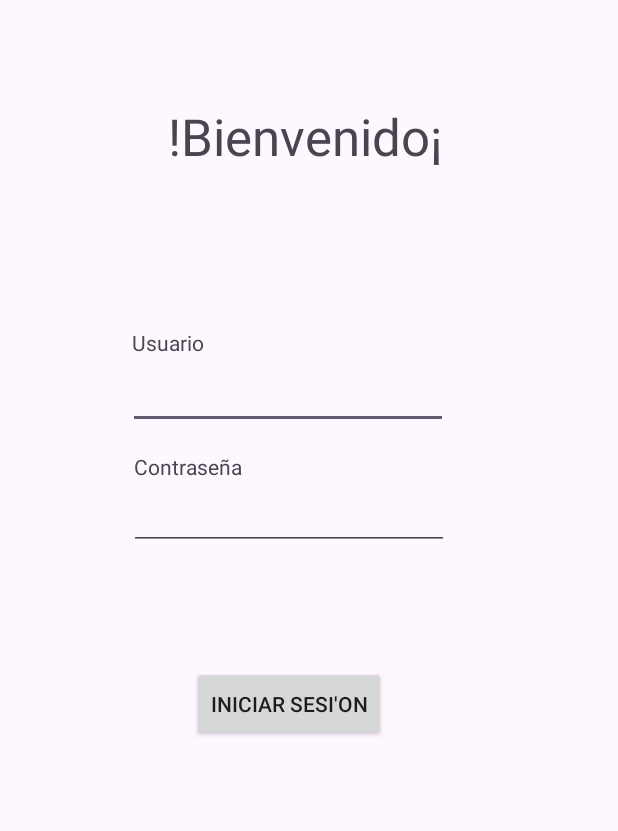
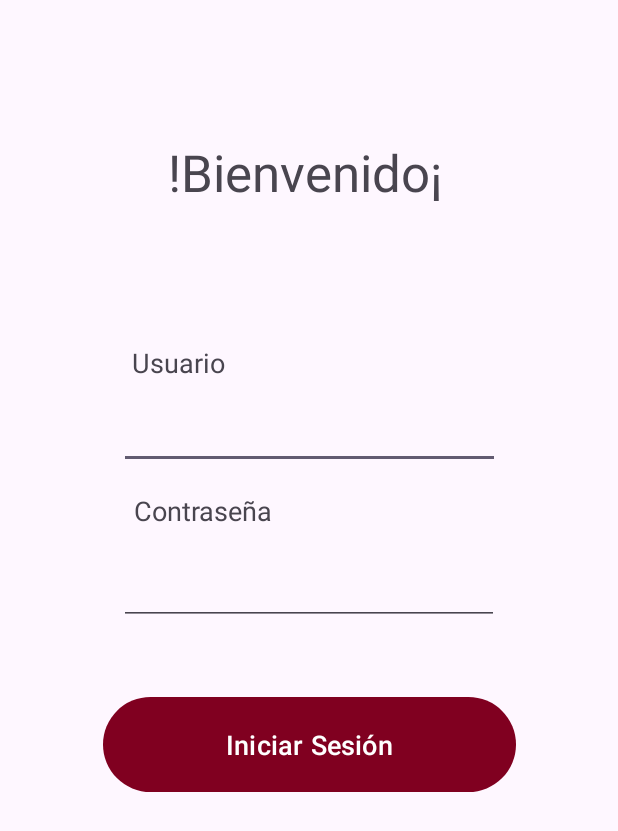
Before and after one commit to UlisesTorres/ProyectoFEPI_5CV1_Equipo3, an Android app built with Jetpack Compose: the screen it shows after launch (MainActivity), on a phone screen of 412 x 824 dp. Shown: the top 831 px of the screen. Run offline under Robolectric (Android 15) with nearby library versions, the phone set to English and light mode, and no system bars.

Commit message:
-Se agrego el uso de Material 3 para la aplicación. -Se renombró y agregó directorios para facil identificación y tambien cumpla el MVP. -Se bloqueo la vista a modo vertical en algunas vistas. -Se cambio el esquema de color de los botones a Guinda. -Ajustes Menores

```diff
--- a/app/src/main/java/com/example/myapplication/Pantalla_Infracciones.kt
+++ b/app/src/main/java/com/example/myapplication/view/infracciones/InfraccionesActivity.kt
@@ -1,11 +1,12 @@
-package com.example.myapplication
+package com.example.myapplication.view.infracciones
 
 import android.os.Bundle
 import android.widget.ArrayAdapter
 import android.widget.Spinner
 import androidx.activity.ComponentActivity
+import com.example.myapplication.R
 
-class Pantalla_Infracciones : ComponentActivity() {
+class InfraccionesActivity : ComponentActivity() {
     override fun onCreate(savedInstanceState: Bundle?) {
         super.onCreate(savedInstanceState)
         setContentView(R.layout.activity_infracciones)
--- /dev/null
+++ b/app/src/main/java/com/example/myapplication/view/main/MainActivity.kt
@@ -0,0 +1,21 @@
+package com.example.myapplication.view.main
+
+import android.content.Intent
+import android.os.Bundle
+import android.widget.Button
+import androidx.activity.ComponentActivity
+import com.example.myapplication.R
+import com.example.myapplication.view.transito.TransitoActivity
+
+class MainActivity : ComponentActivity() {
+    override fun onCreate(savedInstanceState: Bundle?) {
+        super.onCreate(savedInstanceState)
+        setContentView(R.layout.activity_main)
+
+        val btnIS = findViewById<Button>(R.id.btnIniciarSesion)
+        btnIS.setOnClickListener {
+            val intent = Intent(this, TransitoActivity::class.java)
+            startActivity(intent)
+        }
+    }
+}
--- a/app/src/main/res/layout/activity_main.xml
+++ b/app/src/main/res/layout/activity_main.xml
@@ -1,61 +1,75 @@
 <?xml version="1.0" encoding="utf-8"?>
 <androidx.constraintlayout.widget.ConstraintLayout xmlns:android="http://schemas.android.com/apk/res/android"
     xmlns:app="http://schemas.android.com/apk/res-auto"
+    xmlns:tools="http://schemas.android.com/tools"
     android:id="@+id/relativeLayout"
     android:layout_width="match_parent"
     android:layout_height="match_parent">
 
 
-    <Button
-        android:id="@+id/btnInfracciones"
-        android:layout_width="129dp"
-        android:layout_height="50dp"
-        android:layout_marginStart="128dp"
-        android:layout_marginTop="444dp"
-        android:text="Iniciar Sesi'on"
+    <com.google.android.material.button.MaterialButton
+        android:id="@+id/btnIniciarSesion"
+        android:layout_width="275dp"
+        android:layout_height="71dp"
+        android:layout_marginStart="68dp"
+        android:layout_marginTop="44dp"
+        android:layout_marginEnd="68dp"
+        android:text="@string/iniciar_sesion"
+        android:textSize="18sp"
+        app:layout_constraintEnd_toEndOf="parent"
         app:layout_constraintStart_toStartOf="parent"
-        app:layout_constraintTop_toTopOf="parent" />
+        app:layout_constraintTop_toBottomOf="@+id/editTextTextPassword" />
 
     <TextView
         android:id="@+id/textView"
         android:layout_width="wrap_content"
         android:layout_height="wrap_content"
         android:layout_marginStart="112dp"
-        android:layout_marginTop="68dp"
-        android:text="!Bienvenido¡"
+        android:layout_marginTop="92dp"
+        android:text="@string/bienvenido"
         android:textAppearance="@style/TextAppearance.AppCompat.Display1"
         app:layout_constraintStart_toStartOf="parent"
         app:layout_constraintTop_toTopOf="parent" />
 
     <EditText
         android:id="@+id/editTextText"
-        android:layout_width="wrap_content"
-        android:layout_height="wrap_content"
-        android:layout_marginStart="85dp"
+        android:layout_width="254dp"
+        android:layout_height="48dp"
+        android:layout_marginStart="88dp"
         android:layout_marginTop="127dp"
+        android:layout_marginEnd="88dp"
+        android:autofillHints=""
         android:ems="10"
         android:inputType="text"
+        app:layout_constraintEnd_toEndOf="parent"
         app:layout_constraintStart_toStartOf="parent"
-        app:layout_constraintTop_toBottomOf="@+id/textView" />
+        app:layout_constraintTop_toBottomOf="@+id/textView"
+        tools:ignore="LabelFor" />
 
     <EditText
         android:id="@+id/editTextTextPassword"
-        android:layout_width="wrap_content"
-        android:layout_height="wrap_content"
-        android:layout_marginStart="86dp"
-        android:layout_marginTop="35dp"
+        android:layout_width="253dp"
+        android:layout_height="48dp"
+        android:layout_marginStart="88dp"
+        android:layout_marginTop="56dp"
+        android:layout_marginEnd="88dp"
+        android:autofillHints=""
         android:ems="10"
         android:inputType="textPassword"
+        android:singleLine="true"
+        app:layout_constraintEnd_toEndOf="parent"
         app:layout_constraintStart_toStartOf="parent"
-        app:layout_constraintTop_toBottomOf="@+id/editTextText" />
+        app:layout_constraintTop_toBottomOf="@+id/editTextText"
+        tools:ignore="LabelFor" />
 
     <TextView
         android:id="@+id/textView2"
-        android:layout_width="wrap_content"
-        android:layout_height="wrap_content"
+        android:layout_width="73dp"
+        android:layout_height="22dp"
         android:layout_marginStart="88dp"
-        android:layout_marginTop="105dp"
-        android:text="Usuario"
+        android:layout_marginTop="92dp"
+        android:text="@string/usuario"
+        android:textSize="18sp"
         app:layout_constraintStart_toStartOf="parent"
         app:layout_constraintTop_toBottomOf="@+id/textView" />
 
@@ -65,7 +79,8 @@
         android:layout_height="wrap_content"
         android:layout_marginStart="89dp"
         android:layout_marginTop="15dp"
-        android:text="Contraseña"
+        android:text="@string/contrase_a"
+        android:textSize="18sp"
         app:layout_constraintStart_toStartOf="parent"
         app:layout_constraintTop_toBottomOf="@+id/editTextText" />
 
--- /dev/null
+++ b/app/src/main/res/values-night/themes.xml
@@ -0,0 +1,18 @@
+<?xml version="1.0" encoding="utf-8"?>
+<resources>
+    <color name="guinda">#B03A4A</color> <!-- más claro para fondo oscuro -->
+    <color name="on_guinda">#FFFFFF</color>
+
+    <style name="Theme.MyApplication"
+        parent="Theme.Material3.DayNight.NoActionBar">
+
+
+        <item name="colorPrimary">@color/guinda</item>
+        <item name="colorOnPrimary">@color/on_guinda</item>
+
+        <item name="android:statusBarColor">?attr/colorSurface</item>
+        <item name="android:windowLightStatusBar">false</item>
+
+    </style>
+
+</resources>
--- a/app/src/main/res/values/colors.xml
+++ b/app/src/main/res/values/colors.xml
@@ -7,4 +7,7 @@
     <color name="teal_700">#FF018786</color>
     <color name="black">#FF000000</color>
     <color name="white">#FFFFFFFF</color>
+    <color name="guinda">#800020</color>
+    <color name="guinda_dark">#5A0015</color>
+    <color name="guinda_light">#A00030</color>
 </resources>
--- a/app/src/main/res/values/strings.xml
+++ b/app/src/main/res/values/strings.xml
@@ -1,3 +1,12 @@
 <resources>
-    <string name="app_name">My Application</string>
+    <string name="app_name">PGUIT-CDMX</string>
+    <string name="infraccion_cometida">Infracción Cometida</string>
+    <string name="usuario">Usuario</string>
+    <string name="contrase_a">Contraseña</string>
+    <string name="bienvenido">!Bienvenido¡</string>
+    <string name="iniciar_sesion">Iniciar Sesión</string>
+    <string name="generar_infracci_n">Generar Infracción</string>
+    <string name="generar_orden_de_arrastre">Generar Orden de Arrastre</string>
+    <string name="ver_infracciones_registradas">Ver Infracciones Registradas</string>
+    <string name="hola_agente">!Hola¡ Agente:</string>
 </resources>
--- a/app/src/main/res/values/themes.xml
+++ b/app/src/main/res/values/themes.xml
@@ -3,5 +3,14 @@
 
     <style name="Theme.MyApplication"
         parent="Theme.Material3.DayNight.NoActionBar">
+
+        <item name="colorPrimary">@color/guinda</item>
+        <item name="colorPrimaryContainer">@color/guinda_light</item>
+
+
+        <!-- Color de la barra de estado -->
+        <item name="android:statusBarColor">?attr/colorSurface</item>
+        <!-- ICONOS OSCUROS (hora, batería) -->
+        <item name="android:windowLightStatusBar">true</item>
     </style>
 </resources>
```
Also changed, not shown: app/src/main/AndroidManifest.xml (+7 -3 lines), app/src/main/java/com/example/myapplication/MainActivity.kt (deleted, +0 -44 lines), app/src/main/java/com/example/myapplication/view/transito/TransitoActivity.kt (added, +22 -0 lines), app/src/main/res/layout/activity_infracciones.xml (+12 -12 lines), app/src/main/res/layout/activity_transito_principal.xml (added, +60 -0 lines).
